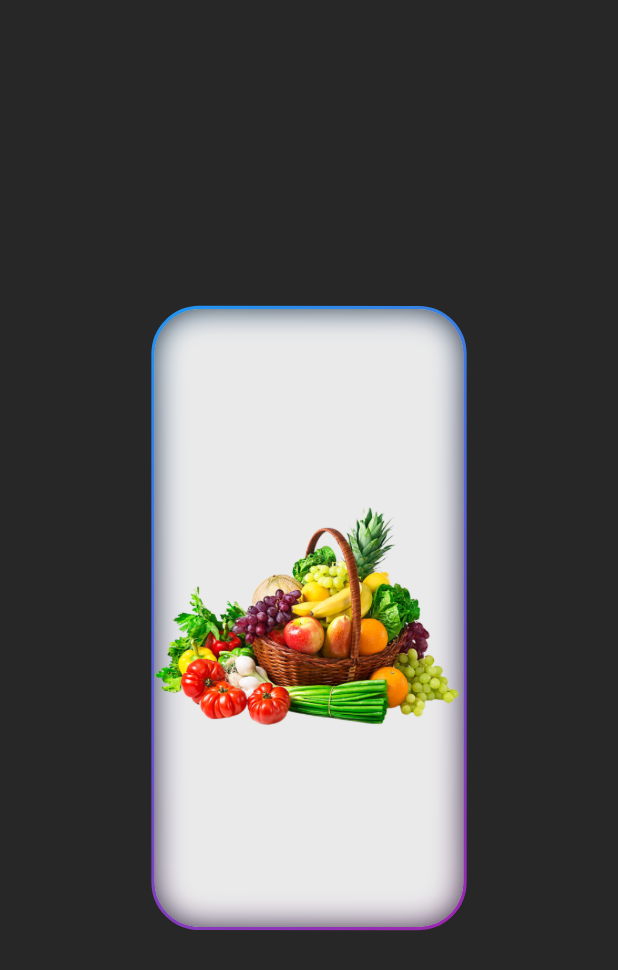
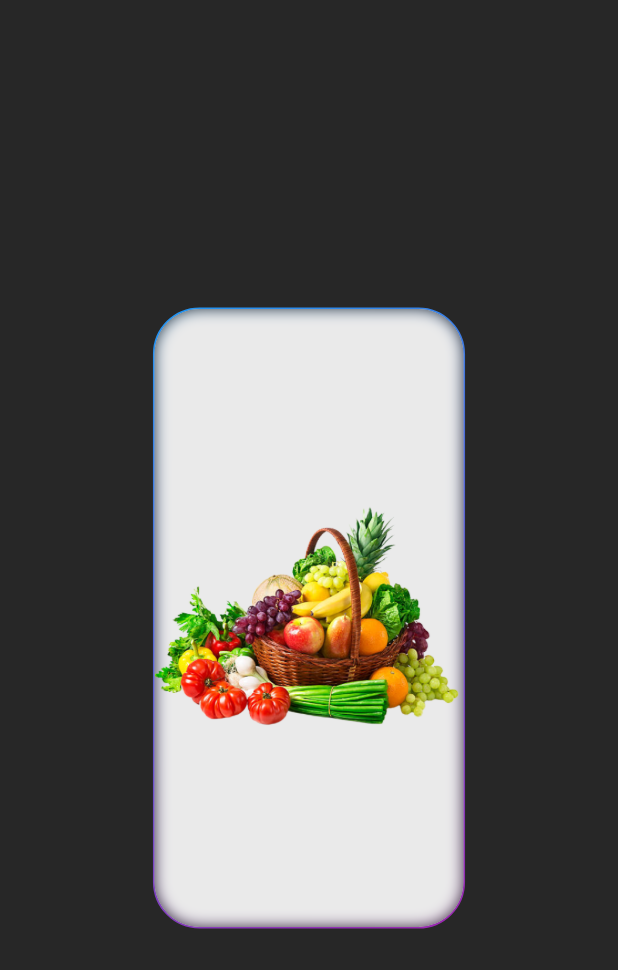
Before and after one commit to chrisndirangu54/SOKONIS-, a Flutter app: the LoadingScreen screen opened directly, on a phone screen of 412 x 824 dp. Shown: the top 970 px of the screen. Run offline on Flutter 3.47's test engine with Material 3 defaults, Android fonts, the phone set to English and light mode, and no system bars; our stand-ins replace carousel_slider, cloud_firestore, cloud_functions, country_code_picker, csv, dio and 30 more; missing offline and left inert: flutter_sound, flutter_stripe, fuzzy, google_maps_flutter_platform_interface, google_mlkit_object_detection, google_mlkit_text_recognition and 2 more; accounts and stored records are empty; network calls fail.

Commit message:
gdhcgbdc       vb

```diff
--- a/lib/screens/loading_screen.dart
+++ b/lib/screens/loading_screen.dart
@@ -1,6 +1,7 @@
+import 'dart:async';
 import 'dart:ui';
 import 'package:flutter/material.dart';
-import 'package:sensors_plus/sensors_plus.dart'; // Correct package for gyroscope events
+import 'package:sensors_plus/sensors_plus.dart';
 import 'package:grocerry/screens/home_screen.dart'; // Replace with your actual HomeScreen import
 
 class LoadingScreen extends StatefulWidget {
@@ -11,13 +12,14 @@
 }
 
 class LoadingScreenState extends State<LoadingScreen>
-    with SingleTickerProviderStateMixin {
+    with TickerProviderStateMixin { // Changed to TickerProviderStateMixin
   bool loadingComplete = false;
   double _rotationY = 0.0;
   double _rotationX = 0.0;
   final double _scale = 1.0;
   late AnimationController _controller;
   late AnimationController _pulseController;
+  late StreamSubscription<GyroscopeEvent> _gyroSubscription; // Added subscription
 
   @override
   void initState() {
@@ -35,16 +37,18 @@
     _simulateLoading();
 
     // Initialize gyroscope stream
-    gyroscopeEvents.listen((GyroscopeEvent event) {
+    _gyroSubscription = gyroscopeEvents.listen((GyroscopeEvent event) {
       setState(() {
         _rotationY += event.y * 0.01;
         _rotationX += event.x * 0.01;
+        _rotationX = _rotationX.clamp(-0.5, 0.5); // Clamp rotation
+        _rotationY = _rotationY.clamp(-0.5, 0.5); // Clamp rotation
       });
     });
   }
 
   void _simulateLoading() async {
-    await Future.delayed(const Duration(seconds: 7));
+    await Future.delayed(const Duration(seconds: 3)); // Reduced loading time
     _onLoadingComplete();
   }
 
@@ -92,7 +96,7 @@
                           animation: _pulseController,
                           builder: (context, child) {
                             return CustomPaint(
-                              painter: BorderGradientPainter(_pulseController),
+                              painter: BorderGradientPainter(_pulseController, pulseWidth: 2.0), // Reduced pulse width
                               child: ClipRRect(
                                 borderRadius: BorderRadius.circular(30.0),
                                 child: Container(
@@ -106,7 +110,7 @@
                                     alignment: Alignment.center,
                                     children: [
                                       BackdropFilter(
-                                        filter: ImageFilter.blur(sigmaX: 10.0, sigmaY: 10.0),
+                                        filter: ImageFilter.blur(sigmaX: 5.0, sigmaY: 5.0), // Reduced blur
                                         child: Container(),
                                       ),
                                       const Image(
@@ -144,6 +148,7 @@
 
   @override
   void dispose() {
+    _gyroSubscription.cancel(); // Cancel subscription
     _controller.dispose();
     _pulseController.dispose();
     super.dispose();
@@ -160,7 +165,7 @@
     final paint = Paint()
       ..style = PaintingStyle.stroke
       ..strokeWidth = 2.0
-      ..color = Colors.blue.withOpacity(0.5 - animation.value * 0.5);
+      ..color = Colors.blue.withOpacity(0.1 + animation.value * 0.2); // Adjusted opacity
 
     final center = Offset(size.width / 2, size.height / 2);
     final radius = size.width * 0.5 * animation.value;
@@ -182,7 +187,7 @@
   void paint(Canvas canvas, Size size) {
     final paint = Paint()
       ..style = PaintingStyle.stroke
-      ..strokeWidth = pulseWidth + pulseWidth * animation.value * 0.5 // Pulsating effect
+      ..strokeWidth = pulseWidth + pulseWidth * animation.value * 0.5
       ..shader = const LinearGradient(
         colors: [Colors.blue, Colors.purple],
         begin: Alignment.topLeft,
```
